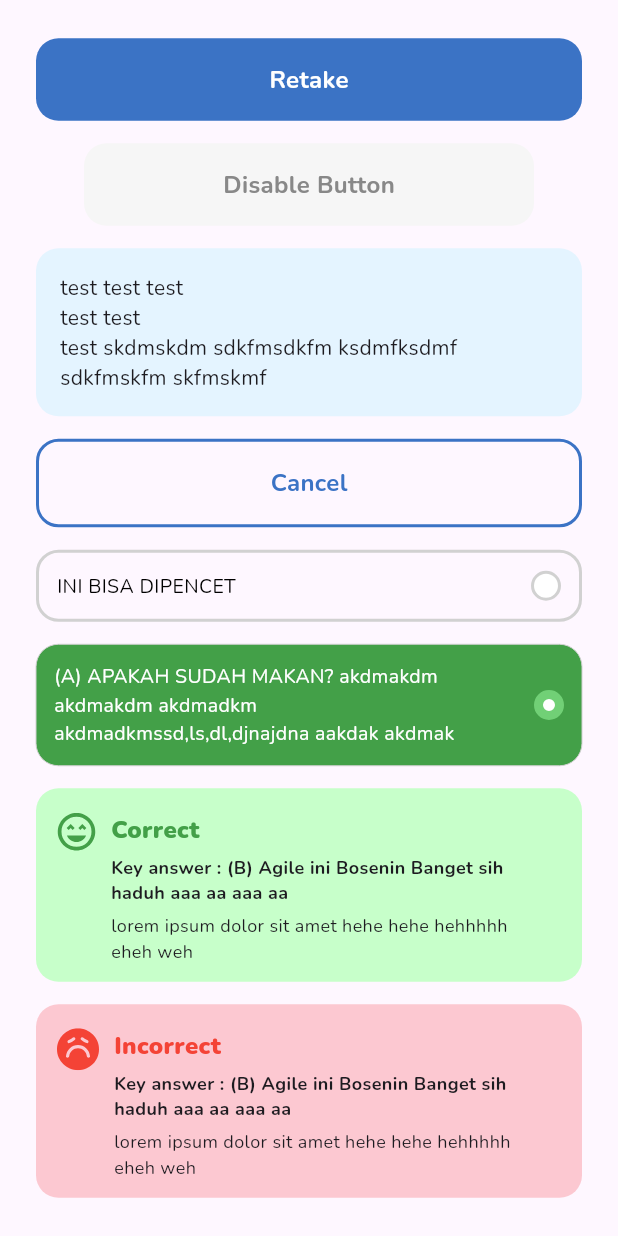
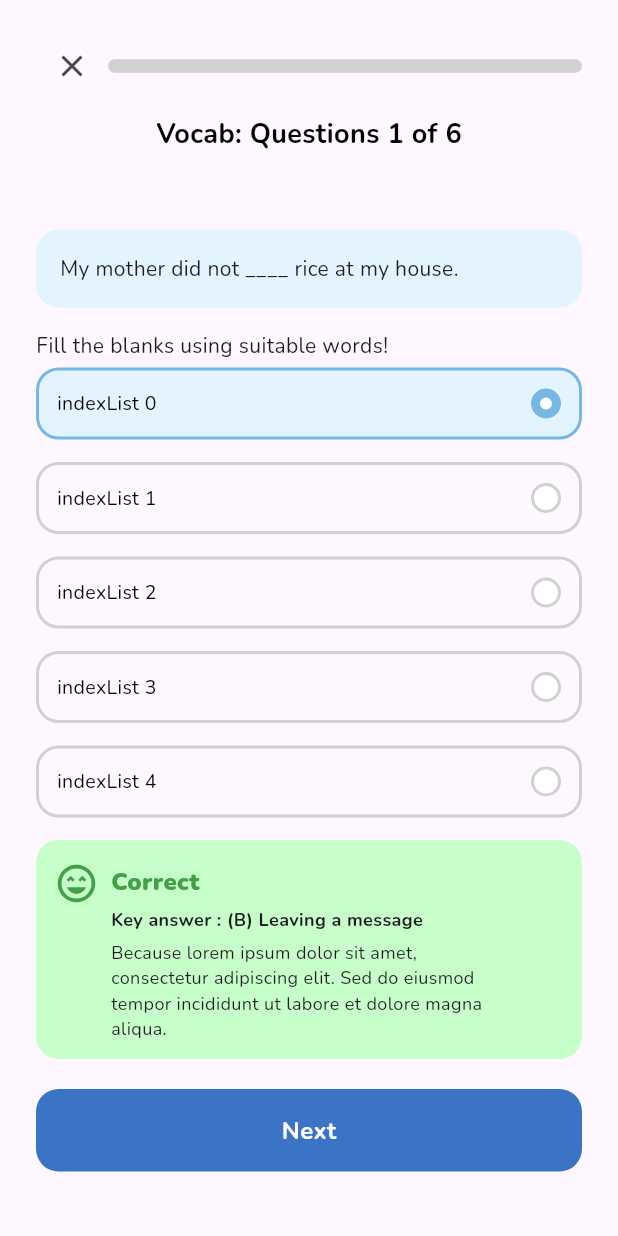
Before and after one commit to MahendraKhibrah/toefl-app, a Flutter app: the screen it shows after launch, on a phone screen of 412 x 824 dp. Run offline on Flutter 3.47's test engine with Material 3 defaults, Android fonts, the light colour scheme and no system bars; our stand-ins replace easy_localization, flutter_svg, google_fonts.

Commit message:
add qustion grammar

```diff
--- a/lib/main.dart
+++ b/lib/main.dart
@@ -38,7 +38,7 @@ class MyApp extends StatelessWidget {
         secondaryHeaderColor: HexColor(mariner100),
         fontFamily: GoogleFonts.nunito().fontFamily,
       ),
-      initialRoute: RouteKey.root,
+      initialRoute: RouteKey.quiz,
       routes: routes,
 
     );
--- /dev/null
+++ b/lib/pages/grammar_page.dart
@@ -0,0 +1,71 @@
+import 'package:flutter/material.dart';
+import 'package:toefl/widgets/answer_button.dart';
+import 'package:toefl/widgets/answer_validation_container.dart';
+import 'package:toefl/widgets/blue_button.dart';
+import 'package:toefl/widgets/blue_container.dart';
+import 'package:toefl/widgets/next_button.dart';
+
+class GrammarPage extends StatefulWidget {
+  const GrammarPage({super.key,});
+
+  @override
+  State<GrammarPage> createState() => _GrammarPageState();
+}
+
+class _GrammarPageState extends State<GrammarPage> {
+  @override
+  Widget build(BuildContext context) {
+        PageController _controller = PageController(initialPage: 0);
+    var selectedIndex = 0;
+    return Scaffold(
+      body: SafeArea(
+        child: Padding(
+          padding: EdgeInsets.symmetric(horizontal: 24.0),
+          child: Column(
+            mainAxisAlignment: MainAxisAlignment.center,
+            crossAxisAlignment: CrossAxisAlignment.start,
+            children: <Widget>[
+              const BlueContainer(
+                child: Text("My mother did not ____ rice at my house."),
+              ),
+              const SizedBox(
+                height: 15,
+              ),
+              const Text(
+                "Fill the blanks using suitable words!",
+                textAlign: TextAlign.left,
+              ),
+              const SizedBox(
+                height: 5,
+              ),
+              ...List.generate(
+                  5,
+                  (indexList) => Padding(
+                        padding: const EdgeInsets.only(bottom: 15),
+                        child: AnswerButton(
+                          onTap: () {
+                            setState(() {
+                              selectedIndex = indexList;
+                            });
+                          },
+                          title: 'indexList $indexList',
+                          isActive: selectedIndex == indexList,
+                        ),
+                      )),
+              const AnswerValidationContainer(
+                isCorrect: true,
+                keyAnswer: '(B) Leaving a message',
+                explanation:
+                    'Because lorem ipsum dolor sit amet, consectetur adipiscing elit. Sed do eiusmod tempor incididunt ut labore et dolore magna aliqua.',
+              ),
+              const SizedBox(
+                height: 20,
+              ),
+              NextButton(pageController: _controller)
+            ],
+          ),
+        ),
+      ),
+    );
+  }
+}
--- /dev/null
+++ b/lib/pages/quiz_page.dart
@@ -0,0 +1,56 @@
+import 'package:flutter/material.dart';
+import 'package:toefl/pages/grammar_page.dart';
+import 'package:toefl/widgets/step_progress.dart';
+
+class QuizPage extends StatefulWidget {
+  const QuizPage({super.key});
+
+  @override
+  State<QuizPage> createState() => _QuizPageState();
+}
+
+class _QuizPageState extends State<QuizPage> {
+  @override
+  Widget build(BuildContext context) {
+    PageController _controller = PageController(initialPage: 0);
+    double _currentPage = 0;
+
+    @override
+    void initState() {
+      super.initState();
+      _controller.addListener(() {
+        setState(() {
+          _currentPage = _controller.page!;
+        });
+      });
+    }
+
+    return Scaffold(
+      body: SafeArea(
+        child: Column(
+          children: <Widget>[
+            SizedBox(
+              height: 20,
+            ),
+            Padding(
+              padding: const EdgeInsets.symmetric(horizontal: 24.0),
+              child: StepProgress(currentStep: _currentPage, steps: 6),
+            ),
+            Expanded(
+                child: PageView(
+              controller: _controller,
+              children: [
+                GrammarPage(),
+                GrammarPage(),
+                GrammarPage(),
+                GrammarPage(),
+                GrammarPage(),
+                GrammarPage(),
+              ],
+            )),
+          ],
+        ),
+      ),
+    );
+  }
+}
--- a/lib/pages/template_page.dart
+++ b/lib/pages/template_page.dart
@@ -1,6 +1,5 @@
 import 'package:flutter/material.dart';
 import 'package:toefl/widgets/border_button.dart';
-
 import '../widgets/answer_button.dart';
 import '../widgets/answer_validation_container.dart';
 import '../widgets/blue_button.dart';
@@ -50,6 +49,7 @@ class TemplatePage extends StatelessWidget {
             AnswerButton(
               onTap: () {},
               title: 'INI BISA DIPENCET',
+              isActive: true,
             ),
             const SizedBox(
               height: 15,
@@ -60,6 +60,7 @@ class TemplatePage extends StatelessWidget {
               title:
                   '(A) APAKAH SUDAH MAKAN? akdmakdm akdmakdm akdmadkm akdmadkm'
                   'ssd,ls,dl,djnajdna aakdak akdmak',
+              isActive: true,
             ),
             const SizedBox(
               height: 15,
--- a/lib/routes/route_key.dart
+++ b/lib/routes/route_key.dart
@@ -2,4 +2,6 @@ class RouteKey {
   RouteKey._();
 
   static const root = '/';
+  static const grammar = '/grammar';
+  static const quiz = '/quiz';
 }
--- a/lib/routes/routes.dart
+++ b/lib/routes/routes.dart
@@ -1,7 +1,11 @@
 import 'package:flutter/cupertino.dart';
+import 'package:toefl/pages/grammar_page.dart';
+import 'package:toefl/pages/quiz_page.dart';
 import 'package:toefl/pages/template_page.dart';
 import 'package:toefl/routes/route_key.dart';
 
 final routes = <String, Widget Function(BuildContext)>{
   RouteKey.root: (context) => const TemplatePage(),
+  RouteKey.grammar: (context) => const GrammarPage(),
+  RouteKey.quiz: (context) => const QuizPage(),
 };
--- a/lib/utils/custom_text_style.dart
+++ b/lib/utils/custom_text_style.dart
@@ -6,6 +6,11 @@ class CustomTextStyle {
 
   static TextStyle bold16 = GoogleFonts.nunito(
     fontSize: 16,
+    fontWeight: FontWeight.bold,
+  );
+
+  static TextStyle bold18 = GoogleFonts.nunito(
+    fontSize: 18,
     fontWeight: FontWeight.bold,
   );
 
--- a/lib/widgets/answer_button.dart
+++ b/lib/widgets/answer_button.dart
@@ -12,6 +12,7 @@ class AnswerButton extends StatefulWidget {
     this.isAnswerTrue = false,
     required this.onTap,
     required this.title,
+    required this.isActive,
   });
 
   final bool isDisabled;
@@ -19,26 +20,25 @@ class AnswerButton extends StatefulWidget {
   final bool isAnswerTrue;
   final Function onTap;
   final String title;
+  final bool isActive;
 
   @override
   State<AnswerButton> createState() => _AnswerButtonState();
 }
 
 class _AnswerButtonState extends State<AnswerButton> {
-  bool isAnswer = false;
+  // bool isAnswer = false;
+
+  @override
+  void initState() {
+    super.initState();
+  }
 
   @override
   Widget build(BuildContext context) {
     return GestureDetector(
       onTap: () {
-        if (!(widget.isDisabled ||
-            widget.isAnswerFalse ||
-            widget.isAnswerTrue)) {
-          setState(() {
-            isAnswer = !isAnswer;
-          });
-          widget.onTap();
-        }
+        widget.onTap();
       },
       child: Container(
         decoration: BoxDecoration(
@@ -46,12 +46,12 @@ class _AnswerButtonState extends State<AnswerButton> {
               ? HexColor(colorSuccess)
               : widget.isAnswerFalse
                   ? HexColor(colorError)
-                  : isAnswer
+                  : widget.isActive
                       ? HexColor(mariner100)
                       : Colors.transparent,
           borderRadius: BorderRadius.circular(15),
           border: Border.all(
-            color: HexColor(isAnswer ? mariner400 : neutral40),
+            color: HexColor(widget.isActive ? mariner400 : neutral40),
             width: (widget.isAnswerFalse || widget.isAnswerTrue) ? 0 : 2,
           ),
         ),
@@ -60,7 +60,7 @@ class _AnswerButtonState extends State<AnswerButton> {
           child: Row(
             children: [
               SizedBox(
-                width: MediaQuery.of(context).size.width * 0.75,
+                width: MediaQuery.of(context).size.width * 0.7,
                 child: Text(
                   widget.title,
                   style: CustomTextStyle.light13.copyWith(
@@ -82,11 +82,11 @@ class _AnswerButtonState extends State<AnswerButton> {
                           ? softGreen
                           : widget.isAnswerFalse
                               ? softRed
-                              : isAnswer
+                              : widget.isActive
                                   ? mariner400
                                   : neutral40,
                     ),
-                    width: (isAnswer ||
+                    width: (widget.isActive ||
                             widget.isAnswerTrue ||
                             widget.isAnswerFalse)
                         ? 6
--- a/lib/widgets/answer_validation_container.dart
+++ b/lib/widgets/answer_validation_container.dart
@@ -48,7 +48,7 @@ class AnswerValidationContainer extends StatelessWidget {
                   height: 5,
                 ),
                 SizedBox(
-                  width: MediaQuery.of(context).size.width * 0.7,
+                  width: MediaQuery.of(context).size.width * 0.65,
                   child: Text(
                     'Key answer : $keyAnswer',
                     style: CustomTextStyle.bold16.copyWith(fontSize: 12),
@@ -58,7 +58,7 @@ class AnswerValidationContainer extends StatelessWidget {
                   height: 5,
                 ),
                 SizedBox(
-                  width: MediaQuery.of(context).size.width * 0.7,
+                  width: MediaQuery.of(context).size.width * 0.65,
                   child: Text(
                     explanation,
                     style: CustomTextStyle.normal12,
--- /dev/null
+++ b/lib/widgets/next_button.dart
@@ -0,0 +1,19 @@
+import 'package:flutter/material.dart';
+import 'package:toefl/widgets/blue_button.dart';
+
+class NextButton extends StatelessWidget {
+  final PageController pageController;
+  const NextButton({super.key, required this.pageController});
+
+  @override
+  Widget build(BuildContext context) {
+    return BlueButton(
+      title: 'Next',
+      onTap: () {
+        pageController.previousPage(
+            duration: Duration(milliseconds: 500),
+            curve: Curves.ease);
+      },
+    );
+  }
+}
--- /dev/null
+++ b/lib/widgets/step_progress.dart
@@ -0,0 +1,97 @@
+import 'package:flutter/material.dart';
+import 'package:toefl/utils/colors.dart';
+import 'package:toefl/utils/custom_text_style.dart';
+import 'package:toefl/utils/hex_color.dart';
+
+class StepProgress extends StatefulWidget {
+  final double currentStep;
+  final double steps;
+
+  const StepProgress({Key? key, required this.currentStep, required this.steps})
+      : super(key: key);
+
+  @override
+  State<StepProgress> createState() => _StepProgressState();
+}
+
+class _StepProgressState extends State<StepProgress> {
+  double widthProgress = 0;
+
+  @override
+  void initState() {
+    super.initState();
+    _onSizeWidget();
+  }
+
+  @override
+  void didUpdateWidget(covariant StepProgress oldWidget) {
+    super.didUpdateWidget(oldWidget);
+    _onSizeWidget();
+  }
+
+  void _onSizeWidget() {
+    WidgetsBinding.instance?.addPostFrameCallback((timeStamp) {
+      if (context.size != null && widget.steps > 1) {
+        setState(() {
+          Size size = context.size!;
+          widthProgress = size.width / (widget.steps - 1);
+        });
+      }
+    });
+  }
+
+  @override
+  Widget build(BuildContext context) {
+    return Column(
+      crossAxisAlignment: CrossAxisAlignment.start,
+      children: [
+        Row(
+          children: [
+            IconButton(
+              onPressed: () {
+                Navigator.pop(context);
+              },
+              icon: const Icon(Icons.close),
+              padding: EdgeInsets.zero,
+              constraints: BoxConstraints(),
+            ),
+            Expanded(
+              child: Container(
+                height: 9,
+                margin: EdgeInsets.symmetric(vertical: 16),
+                child: Stack(
+                  children: [
+                    AnimatedContainer(
+                      width: widthProgress * widget.currentStep,
+                      duration: Duration(milliseconds: 300),
+                      decoration: BoxDecoration(
+                        color: HexColor(mariner800),
+                        borderRadius: BorderRadius.circular(8),
+                      ),
+                    ),
+                  ],
+                ),
+                decoration: BoxDecoration(
+                  color: HexColor(neutral40),
+                  borderRadius: BorderRadius.circular(8),
+                ),
+              ),
+            ),
+          ],
+        ),
+        Padding(
+          padding: const EdgeInsets.symmetric(vertical: 8.0),
+          child: Row(
+            mainAxisAlignment: MainAxisAlignment.center,
+            children: [
+              Text(
+                'Vocab: Questions ${(widget.currentStep + 1).toInt()} of ${widget.steps.toInt()}',
+                style: CustomTextStyle.bold18.copyWith(color: Colors.black),
+              ),
+            ],
+          ),
+        ),
+      ],
+    );
+  }
+}
```
